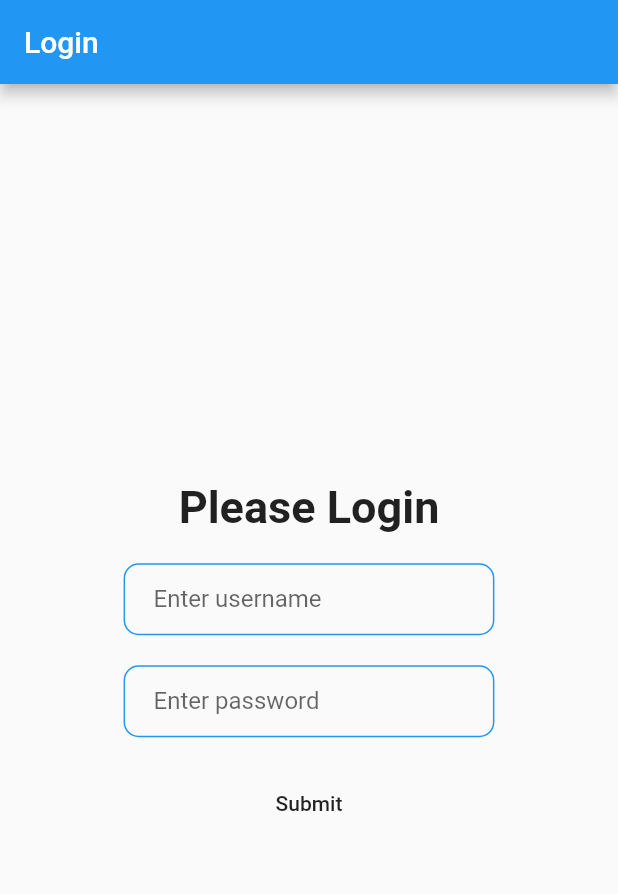
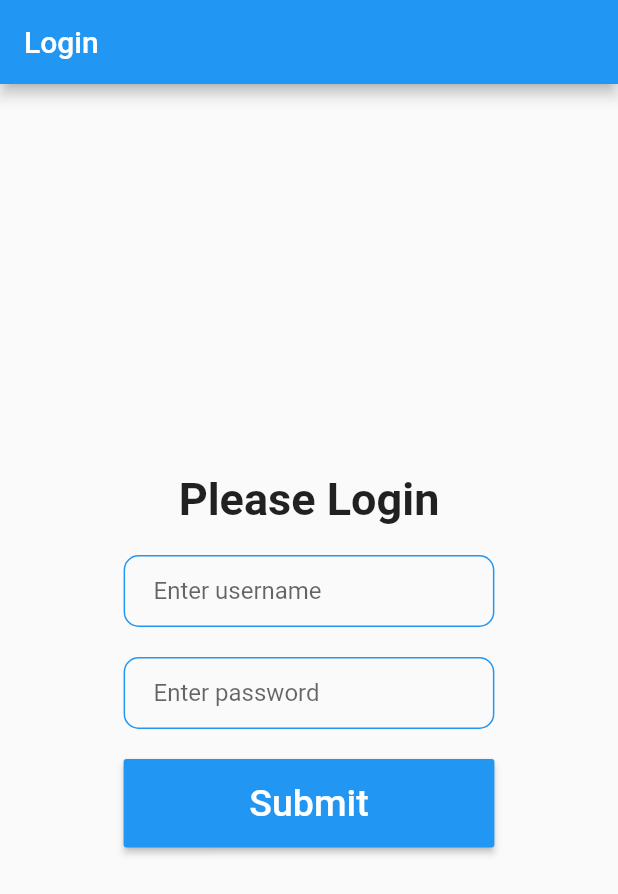
Before and after one commit to MahmudSuleman/nanti_flutter_web, a Flutter app: the screen it shows after launch, on a phone screen of 412 x 824 dp. Shown: the top 894 px of the screen. Run offline on Flutter 3.47's test engine with Material 2 defaults, Android fonts, the phone set to English and light mode, and no system bars; our stand-ins replace shared_preferences.

Commit message:
extract login form

```diff
--- a/lib/screens/login.dart
+++ b/lib/screens/login.dart
@@ -46,19 +46,26 @@ class _LoginState extends State<Login> {
                       SizedBox(
                         height: 20,
                       ),
-                      Form(
+                      _form(),
+                    ],
+                  ),
+                ),
+              ),
+            ),
+    );
+  }
+
+  Form _form() => Form(
       key: _formKey,
       child: Column(
         children: [
           TextFormField(
-                                decoration: InputDecoration(
-                                    labelText: 'Enter username'),
+            decoration: InputDecoration(labelText: 'Enter username'),
             controller: _usernameController,
             validator: (value) {
               if (value!.isEmpty) {
                 return 'Please provide username';
               }
-
               return null;
             },
           ),
@@ -66,8 +73,7 @@ class _LoginState extends State<Login> {
             height: 20,
           ),
           TextFormField(
-                                decoration: InputDecoration(
-                                    labelText: 'Enter password'),
+            decoration: InputDecoration(labelText: 'Enter password'),
             controller: _passwordController,
             obscureText: true,
             validator: (value) {
@@ -81,8 +87,22 @@ class _LoginState extends State<Login> {
           SizedBox(
             height: 20,
           ),
-                              MaterialButton(
-                                child: Text('Submit'),
+          _submitButton(),
+        ],
+      ));
+
+  MaterialButton _submitButton() => MaterialButton(
+        child: Padding(
+          padding: const EdgeInsets.symmetric(
+            vertical: 15,
+          ),
+          child: Text(
+            'Submit',
+            style: TextStyle(fontSize: 25, color: Colors.white),
+          ),
+        ),
+        minWidth: double.infinity,
+        color: Theme.of(context).primaryColor,
         onPressed: () {
           if (_formKey.currentState!.validate()) {
             _formKey.currentState!.save();
@@ -93,59 +113,40 @@ class _LoginState extends State<Login> {
             var password = _passwordController.text;
             print('username: $username');
 
-                                    AuthService.login(username, password)
-                                        .then((value) {
+            AuthService.login(username, password).then((value) {
               print('response ${value.body}');
               setState(() {
                 isLoading = false;
               });
               if (value.statusCode == 200) {
-                                        var body = jsonDecode(value.body)
-                                            as Map<String, dynamic>;
+                var body = jsonDecode(value.body) as Map<String, dynamic>;
                 print('body: ${value.body}');
                 if (body['success']) {
-                                          UserPrefs.setUserPrefs(
-                                              User.fromJson(body['data']));
+                  UserPrefs.setUserPrefs(User.fromJson(body['data']));
 
-                                          Navigator.pushReplacementNamed(
-                                              context, '/');
+                  Navigator.pushReplacementNamed(context, '/');
                 } else {
                   // setState(() {
                   //   isLoading = false;
                   // });
-                                          ScaffoldMessenger.of(context)
-                                              .showSnackBar(SnackBar(
-                                                  content: Text(
-                                                      'Failed to login, please try again.')));
+                  ScaffoldMessenger.of(context).showSnackBar(SnackBar(
+                      content: Text('Failed to login, please try again.')));
                 }
               } else {
                 setState(() {
                   isLoading = false;
                 });
-                                        ScaffoldMessenger.of(context)
-                                            .showSnackBar(SnackBar(
-                                                content: Text(
-                                                    'Failed to login, please try again.')));
+                ScaffoldMessenger.of(context).showSnackBar(SnackBar(
+                    content: Text('Failed to login, please try again.')));
               }
             }).catchError((error) {
               setState(() {
                 isLoading = false;
               });
-                                      ScaffoldMessenger.of(context)
-                                          .showSnackBar(SnackBar(
-                                              content: Text(
-                                                  'Failed to login, prlease tyr again.')));
+              ScaffoldMessenger.of(context).showSnackBar(SnackBar(
+                  content: Text('Failed to login, please tyr again.')));
             });
           }
         },
-                              ),
-                            ],
-                          ))
-                    ],
-                  ),
-                ),
-              ),
-            ),
       );
 }
-}
```
Lines whose indentation alone changed are shown as unchanged.
